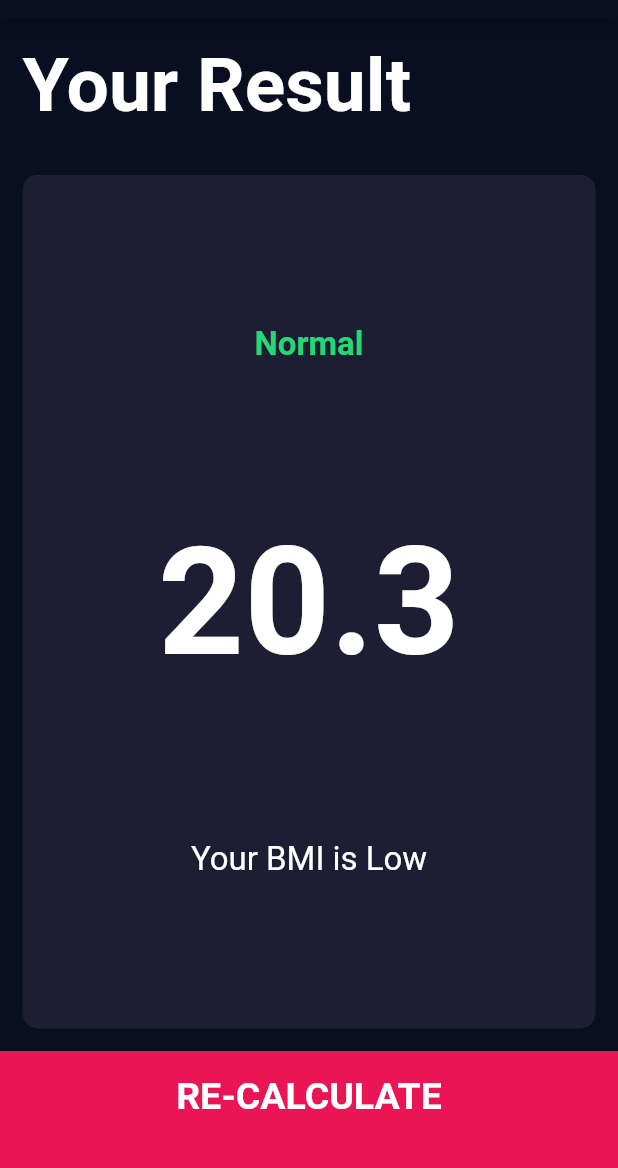
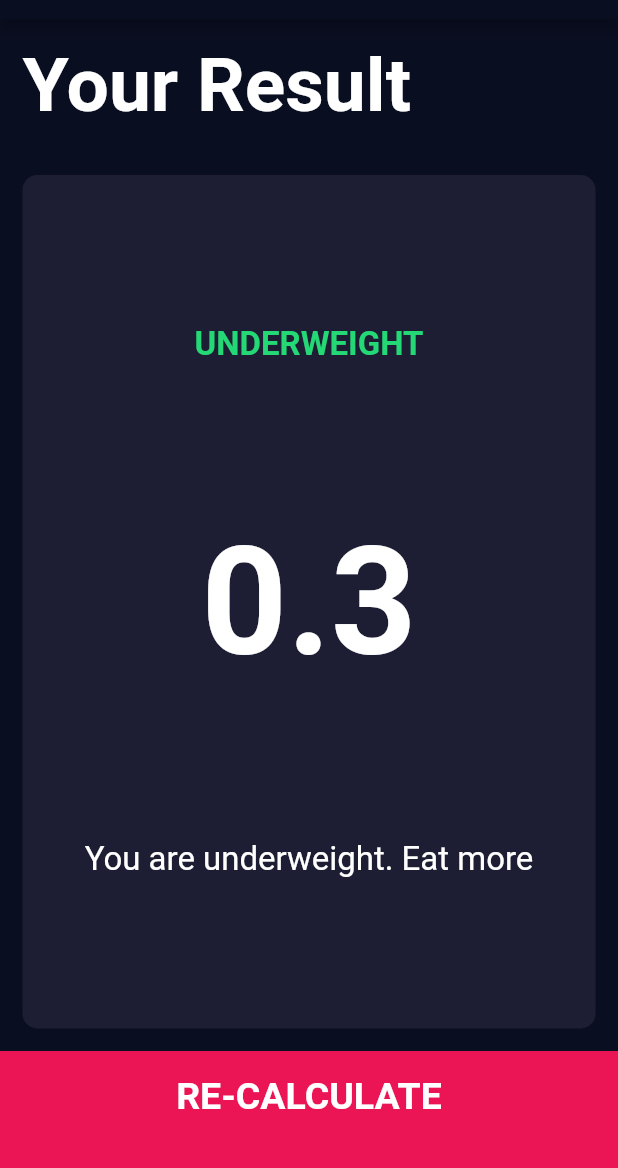
Before and after one commit to dwaynewillmakeit/bmi_calculator_flutter, a Flutter app: the screen it shows after launch, after a tap on "CALCULATE", on a phone screen of 412 x 824 dp, the part 65-1233 px from its top. Run offline on Flutter 3.47's test engine with Material 2 defaults, Android fonts, the phone set to English and light mode, and no system bars; our stand-ins replace font_awesome_flutter.

Commit message:
Create calculator service

```diff
--- /dev/null
+++ b/lib/CalculatorService.dart
@@ -0,0 +1,39 @@
+
+import 'dart:math';
+
+class CalculatorService{
+
+  final int height;
+  final int weight;
+
+  double _bmi=0;
+
+  CalculatorService(this.height, this.weight);
+
+  String calculateBMI(){
+    double bmi = weight / pow(height/100, 2);
+    _bmi = bmi;
+
+    return bmi.toStringAsFixed(1);
+  }
+
+  String getResult(){
+    if(_bmi >= 25){
+      return 'Overweight';
+    }else if(_bmi>18.5){
+      return 'Normal';
+    }else{
+      return 'Underweight';
+    }
+  }
+
+  String getInterpretation(){
+    if(_bmi >= 25){
+      return 'You have a higher than normal body weight. Get in the GYM!!!';
+    }else if(_bmi>18.5){
+      return 'Great job on keeping your body weight normal';
+    }else{
+      return 'You are underweight. Eat more';
+    }
+  }
+}
--- a/lib/pages/input_page.dart
+++ b/lib/pages/input_page.dart
@@ -1,3 +1,4 @@
+import 'package:bmi_calculator_flutter/CalculatorService.dart';
 import 'package:bmi_calculator_flutter/custom_widgets/bottom_buttom.dart';
 import 'package:bmi_calculator_flutter/custom_widgets/icon_content.dart';
 import 'package:bmi_calculator_flutter/custom_widgets/reusable_card.dart';
@@ -208,20 +209,26 @@ class _InputPageState extends State<InputPage> {
               ],
             ),
           ),
-          BottomButton(onTap: () {
-            Navigator.of(context).push(
-              MaterialPageRoute(
-                builder: (context) => const ResultPage(),
-              ),
-            );
-          }, title: 'Calculate',)
+          BottomButton(
+            onTap: () {
+              CalculatorService calculator = CalculatorService(height, weight);
+              Navigator.of(context).push(
+                MaterialPageRoute(
+                  builder: (context) =>  ResultPage(
+                    bmiResult: calculator.calculateBMI(),
+                    resultText: calculator.getResult(),
+                    interpretation: calculator.getInterpretation(),
+                  ),
+                ),
+              );
+            },
+            title: 'Calculate',
+          )
         ],
       ),
     );
   }
 }
-
-
 
 class RoundIconButton extends StatelessWidget {
   final IconData icon;
--- a/lib/pages/results_page.dart
+++ b/lib/pages/results_page.dart
@@ -4,7 +4,15 @@ import 'package:bmi_calculator_flutter/utils/constants.dart';
 import 'package:flutter/material.dart';
 
 class ResultPage extends StatelessWidget {
-  const ResultPage({super.key});
+  final String bmiResult;
+  final String resultText;
+  final String interpretation;
+
+  const ResultPage(
+      {super.key,
+      required this.bmiResult,
+      required this.resultText,
+      required this.interpretation});
 
   @override
   Widget build(BuildContext context) {
@@ -34,24 +42,26 @@ class ResultPage extends StatelessWidget {
                   crossAxisAlignment: CrossAxisAlignment.center,
                   children: [
                     Text(
-                      'Normal',
+                      resultText.toUpperCase(),
                       style: resultTextStyle,
                     ),
                     Text(
-                      '20.3',
+                      bmiResult,
                       style: bmiTextStyle,
                     ),
                     Text(
-                      'Your BMI is Low',
+                      interpretation,
                       style: bodyTextStyle,
                       textAlign: TextAlign.center,
                     ),
                   ],
                 ),
               )),
-          BottomButton(onTap: () {
-            Navigator.pop(context);
-          }, title: 'Re-calculate')
+          BottomButton(
+              onTap: () {
+                Navigator.pop(context);
+              },
+              title: 'Re-calculate')
         ],
       ),
     );
```
